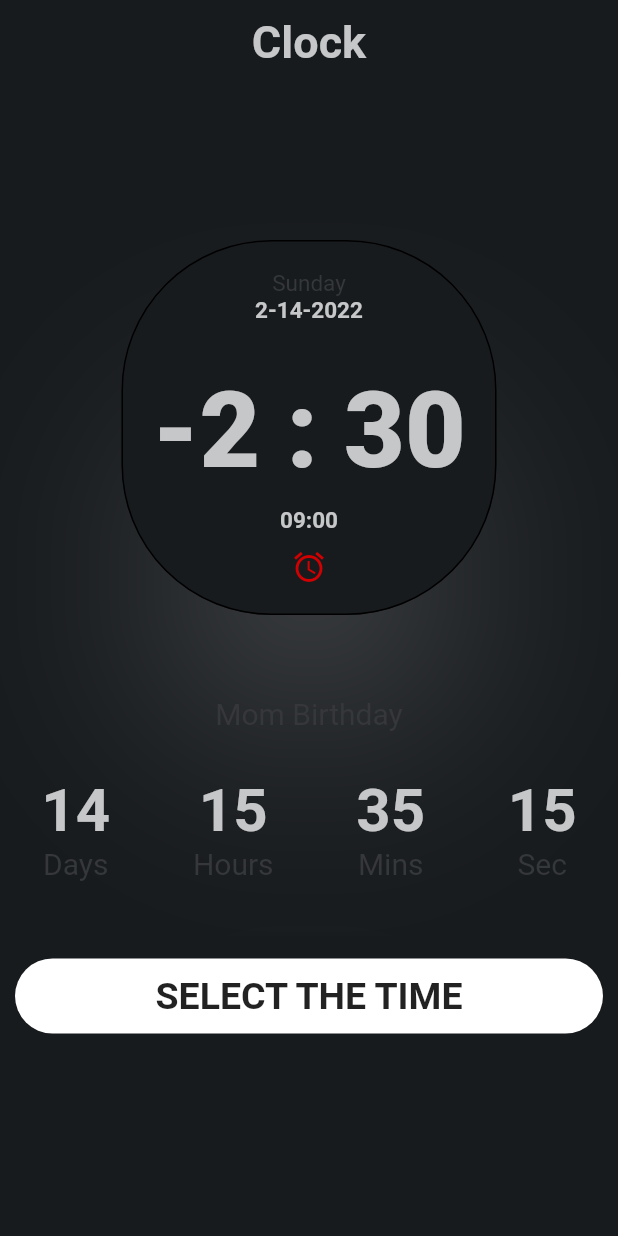
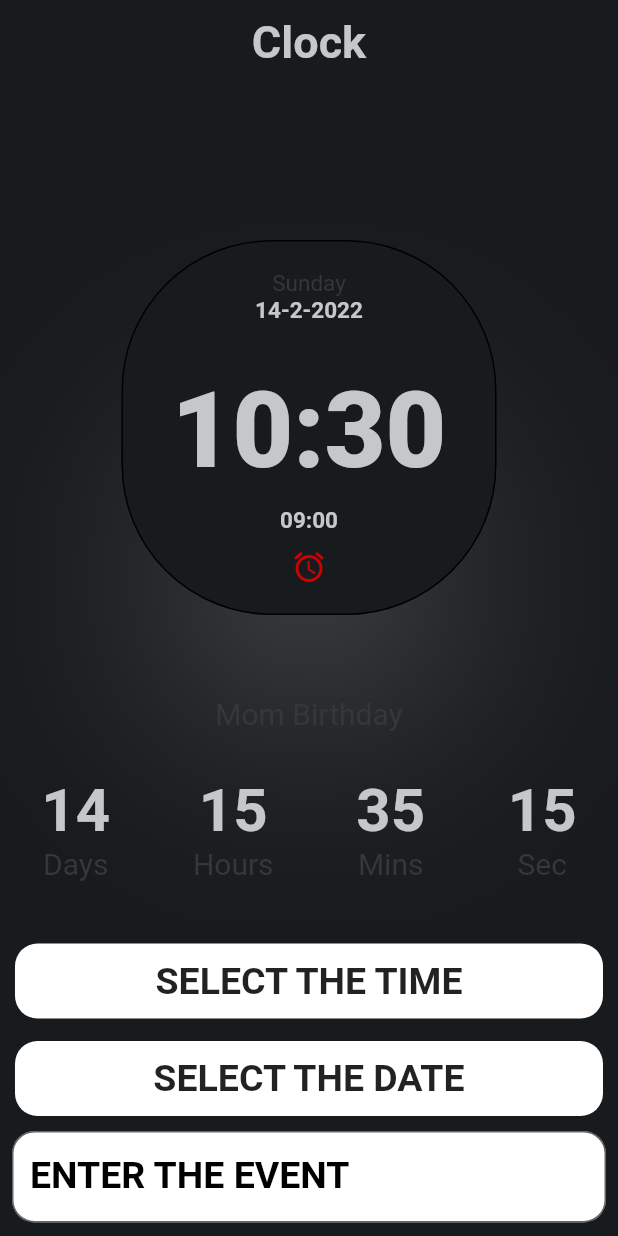
Before and after one commit to oqbahdx/alarm-and-timer-application, a Flutter app: the screen it shows after launch, on a phone screen of 412 x 824 dp. Run offline on Flutter 3.47's test engine with Material 2 defaults, Android fonts, the phone set to English and light mode, and no system bars; our stand-ins replace flutter_bloc, sqflite; accounts and stored records are empty.

Commit message:
optimization the code

```diff
--- a/lib/bloc/cubit.dart
+++ b/lib/bloc/cubit.dart
@@ -15,7 +15,14 @@ class AppCubit extends Cubit<AppStates> {
     );
       emit(PickTimeSuccessState());
   }
-
+  DateTime? newDate;
+    pickDate({required BuildContext context,required DateTime dateTime})async{
+      newDate = await  showDatePicker(
+        context: context,
+        initialDate: dateTime, lastDate: dateTime.add(const Duration(days: 356)), firstDate: dateTime,
+      );
+      emit(PickDateSuccessState());
+    }
   // pickDate({required BuildContext context , required DateTime dateTime})async{
   //
   //     final DateTime? picked = await showDatePicker(
--- a/lib/bloc/states.dart
+++ b/lib/bloc/states.dart
@@ -3,3 +3,4 @@ abstract class AppStates {}
 class AppInitialState extends AppStates {}
 
 class PickTimeSuccessState extends AppStates{}
+class PickDateSuccessState extends AppStates{}
--- a/lib/screen/home.dart
+++ b/lib/screen/home.dart
@@ -4,7 +4,10 @@ import 'package:alert/config/theme.dart';
 import 'package:flutter/cupertino.dart';
 import 'package:flutter/material.dart';
 import 'package:flutter_bloc/flutter_bloc.dart';
-import 'package:intl/intl.dart';
+
+
+import '../widget/Containers_widget.dart';
+import '../widget/text_form_widget.dart';
 
 class HomePage extends StatefulWidget {
   const HomePage({Key? key}) : super(key: key);
@@ -16,8 +19,7 @@ class HomePage extends StatefulWidget {
 
 class _HomePageState extends State<HomePage> {
   DateTime now = DateTime.now();
-  var formatter = DateFormat('EEEE');
-  TimeOfDay day = TimeOfDay.now();
+  TextEditingController? eventController;
 
   @override
   void initState() {
@@ -30,6 +32,7 @@ class _HomePageState extends State<HomePage> {
     return BlocConsumer<AppCubit, AppStates>(
       listener: (context, state) {},
       builder: (context, state) {
+        var bloc = AppCubit.get(context);
         return Scaffold(
           backgroundColor: blackC,
           appBar: AppBar(
@@ -49,72 +52,12 @@ class _HomePageState extends State<HomePage> {
                 const SizedBox(
                   height: 100,
                 ),
-                Card(
-                  elevation: 50.0,
-                  color: watchC,
-                  shadowColor: Colors.white24,
-                  shape: OutlineInputBorder(
-                      borderRadius: BorderRadius.circular(100)),
-                  child: Container(
-                    height: 250,
-                    width: 250,
-                    decoration: BoxDecoration(
-                        color: blackC,
-                        borderRadius: BorderRadius.circular(100)),
-                    child: Center(
-                      child: Column(
-                        children: [
-                          const SizedBox(
-                            height: 20,
-                          ),
-                          Text(
-                            "Sunday",
-                            style: TextStyle(fontSize: 15, color: darkGreyC),
-                          ),
-                          Text(
-                            '${now.month}-${now.day}-${now.year}',
-                            style: TextStyle(
-                                fontSize: 15,
-                                fontWeight: FontWeight.bold,
-                                color: greyC),
-                          ),
-                          const SizedBox(
-                            height: 30,
-                          ),
-                          Text(
-                            '${now.hour - 12} : ${now.minute}',
-                            style: TextStyle(
-                                fontSize: 70,
-                                color: greyC,
-                                fontWeight: FontWeight.w900),
-                          ),
-                          const SizedBox(
-                            height: 10,
-                          ),
-                          Text(
-                            '09:00',
-                            style: TextStyle(
-                              fontSize: 15,
-                              color: greyC,
-                              fontWeight: FontWeight.bold,
-                            ),
-                          ),
-                          const SizedBox(
-                            height: 10,
-                          ),
-                          Icon(
-                            Icons.alarm,
-                            color: redC,
-                          )
-                        ],
-                      ),
-                    ),
-                  ),
-                ),
+                WatchContainer(watchText: '${now.hour}:${now.minute}',
+                  watchDate: '${now.day}-${now.month}-${now.year}',),
                 const SizedBox(
                   height: 50,
                 ),
-                Container(
+                SizedBox(
                   height: 160,
                   child: Column(
                     children: [
@@ -122,7 +65,7 @@ class _HomePageState extends State<HomePage> {
                         'Mom Birthday',
                         style: TextStyle(color: darkGreyC, fontSize: 20),
                       ),
-                      SizedBox(
+                      const SizedBox(
                         height: 30,
                       ),
                       Row(
@@ -211,7 +154,7 @@ class _HomePageState extends State<HomePage> {
                           shadowColor: Colors.white24,
                           elevation: 50.0,
                           shape: OutlineInputBorder(
-                              borderRadius: BorderRadius.circular(25)),
+                              borderRadius: BorderRadius.circular(15)),
                           child: Container(
                             child: Center(
                               child: Icon(
@@ -224,7 +167,7 @@ class _HomePageState extends State<HomePage> {
                             width: 80,
                             decoration: BoxDecoration(
                               color: blackC,
-                              borderRadius: BorderRadius.circular(25),
+                              borderRadius: BorderRadius.circular(15),
                             ),
                           ),
                         ),
@@ -242,7 +185,7 @@ class _HomePageState extends State<HomePage> {
           bottomSheet: Builder(
             builder: (BuildContext context) {
               return Container(
-                height: 200,
+                height: 210,
                 decoration: BoxDecoration(
                   color: blackC,
                 ),
@@ -252,50 +195,62 @@ class _HomePageState extends State<HomePage> {
                       height: 15,
                     ),
                     AppCubit.get(context).newTime == null
-                        ? Padding(
-                            padding: const EdgeInsets.symmetric(horizontal: 10),
-                            child: InkWell(
-                              onTap: () {
-                                AppCubit.get(context).pickTime(
-                                    context: context,
-                                    hour: now.hour,
+                        ?  PickContainer(
+                      text: 'SELECT THE TIME',
+                      onTap: (){
+                        bloc.pickTime(context: context, hour: now.hour,
                             minute: now.minute);
                       },
-                              child: Container(
-                                height: 50,
-                                decoration: BoxDecoration(
-                                  borderRadius: BorderRadius.circular(30),
-                                  color: Colors.white,
-                                ),
-                                child: const Center(
-                                  child: Text(
-                                    'SELECT THE TIME',
-                                    style: TextStyle(
-                                        fontWeight: FontWeight.bold,
-                                        fontSize: 25),
-                                  ),
-                                ),
-                              ),
-                            ),
                     )
                         : Padding(
                       padding: const EdgeInsets.symmetric(horizontal: 10),
-                            child: Container(
-                              height: 50,
-                              decoration: BoxDecoration(
-                                borderRadius: BorderRadius.circular(30),
-                                color: Colors.white,
-                              ),
-                              child: Center(
-                                child: Text(
-                                  "Time : ${AppCubit.get(context).newTime!.format(context).toString()}",
-                                  style: const TextStyle(
-                                      fontWeight: FontWeight.bold,
-                                      fontSize: 25),
+                      child: Stack(
+                        children: [
+                          PickContainer(
+                            text:
+                            '${AppCubit.get(context).newTime?.format(context)}', onTap: () {
+
+                          },),
+                          DeleteIcon(
+                            onTap: () {
+                              setState(() {
+                                AppCubit.get(context).newTime = null;
+                              });
+                            },
+                          )
+                        ],
                       ),
                     ),
+                    const SizedBox(
+                      height: 15,
                     ),
+                    AppCubit.get(context).newDate == null
+                        ?  PickContainer(
+                      text: 'SELECT THE DATE',
+                      onTap: (){
+                        bloc.pickDate(context: context, dateTime: now);
+                      },
                     )
+                        : Padding(
+                      padding: const EdgeInsets.symmetric(horizontal: 10),
+                      child: Stack(
+                        children: [
+                          PickContainer(
+                            text:
+                            '${bloc.newDate?.day.toString()}-${bloc.newDate?.month.toString()}-${bloc.newDate?.year.toString()}', onTap: () {  },
+                          ),
+                          DeleteIcon(onTap: () {
+                            setState(() {
+                              bloc.newDate = null;
+                            });
+                          },),
+                        ],
+                      ),
+                    ),
+                    const SizedBox(
+                      height: 10,
+                    ),
+                     TextFormBuild(eventController: eventController,)
                   ],
                 ),
               );
--- /dev/null
+++ b/lib/widget/Containers_widget.dart
@@ -0,0 +1,128 @@
+import 'package:flutter/material.dart';
+
+import '../config/theme.dart';
+
+class PickContainer extends StatefulWidget {
+  const PickContainer({Key? key, required this.text, required this.onTap}) : super(key: key);
+
+  final String text;
+  final Function() onTap;
+
+  @override
+  _PickContainerState createState() => _PickContainerState();
+}
+
+class _PickContainerState extends State<PickContainer> {
+  @override
+  Widget build(BuildContext context) {
+    return InkWell(
+      onTap: widget.onTap,
+      child: Padding(
+        padding: const EdgeInsets.symmetric(horizontal: 10),
+        child: Container(
+          height: 50,
+          decoration: BoxDecoration(
+            borderRadius: BorderRadius.circular(15),
+            color: Colors.white,
+          ),
+          child: Center(
+            child: Text(
+              widget.text,
+              style: const TextStyle(fontWeight: FontWeight.bold, fontSize: 25),
+            ),
+          ),
+        ),
+      ),
+    );
+  }
+}
+
+class DeleteIcon extends StatelessWidget {
+  const DeleteIcon({Key? key, required this.onTap}) : super(key: key);
+  final Function() onTap;
+
+  @override
+  Widget build(BuildContext context) {
+    return Positioned(
+      right: 15,
+      child: IconButton(
+        icon: const Icon(
+          Icons.delete,
+          color: Colors.red,
+        ),
+        onPressed: onTap,
+      ),
+    );
+  }
+}
+
+class WatchContainer extends StatelessWidget {
+  const WatchContainer({Key? key, required this.watchDate,required this.watchText}) : super(key: key);
+  final String watchDate;
+  final String watchText;
+  @override
+  Widget build(BuildContext context) {
+    return Card(
+      elevation: 50.0,
+      color: watchC,
+      shadowColor: Colors.white24,
+      shape: OutlineInputBorder(
+          borderRadius: BorderRadius.circular(100)),
+      child: Container(
+        height: 250,
+        width: 250,
+        decoration: BoxDecoration(
+            color: blackC,
+            borderRadius: BorderRadius.circular(100)),
+        child: Center(
+          child: Column(
+            children: [
+              const SizedBox(
+                height: 20,
+              ),
+              Text(
+                "Sunday",
+                style: TextStyle(fontSize: 15, color: darkGreyC),
+              ),
+              Text(
+                watchDate,
+                style: TextStyle(
+                    fontSize: 15,
+                    fontWeight: FontWeight.bold,
+                    color: greyC),
+              ),
+              const SizedBox(
+                height: 30,
+              ),
+              Text(
+                watchText,
+                style: TextStyle(
+                    fontSize: 70,
+                    color: greyC,
+                    fontWeight: FontWeight.w900),
+              ),
+              const SizedBox(
+                height: 10,
+              ),
+              Text(
+                '09:00',
+                style: TextStyle(
+                  fontSize: 15,
+                  color: greyC,
+                  fontWeight: FontWeight.bold,
+                ),
+              ),
+              const SizedBox(
+                height: 10,
+              ),
+              Icon(
+                Icons.alarm,
+                color: redC,
+              )
+            ],
+          ),
+        ),
+      ),
+    );
+  }
+}
--- /dev/null
+++ b/lib/widget/text_form_widget.dart
@@ -0,0 +1,43 @@
+import 'package:flutter/material.dart';
+
+
+class TextFormBuild extends StatefulWidget {
+  const TextFormBuild({Key? key, required this.eventController}) : super(key: key);
+  final TextEditingController? eventController;
+  @override
+  _TextFormBuildState createState() => _TextFormBuildState();
+}
+
+class _TextFormBuildState extends State<TextFormBuild> {
+  @override
+  Widget build(BuildContext context) {
+    return  Padding(
+      padding: const EdgeInsets.symmetric(horizontal: 8.0),
+      child: TextFormField(
+        controller: widget.eventController,
+        textAlign: TextAlign.center,
+        textAlignVertical: TextAlignVertical.center,
+        style: const TextStyle(
+            color: Colors.black,
+            fontSize: 18,
+            fontWeight: FontWeight.bold),
+        decoration: InputDecoration(
+          fillColor: Colors.white,
+          filled: true,
+          label: const Text(
+            'ENTER THE EVENT',
+            style: TextStyle(
+                fontSize: 25, fontWeight: FontWeight.bold),
+          ),
+          labelStyle: const TextStyle(
+              color: Colors.black,
+              fontWeight: FontWeight.bold,
+              fontSize: 25),
+          border: OutlineInputBorder(
+            borderRadius: BorderRadius.circular(15),
+          ),
+        ),
+      ),
+    );
+  }
+}
--- a/pubspec.yaml
+++ b/pubspec.yaml
@@ -31,6 +31,7 @@ dependencies:
   intl: ^0.17.0
   flutter_bloc: ^8.0.1
   sqflite: ^2.0.2
+  syncfusion_flutter_datepicker: ^19.4.50
   flutter:
     sdk: flutter
 
```
Also changed, not shown: pubspec.lock. Lines whose indentation alone changed are shown as unchanged.
